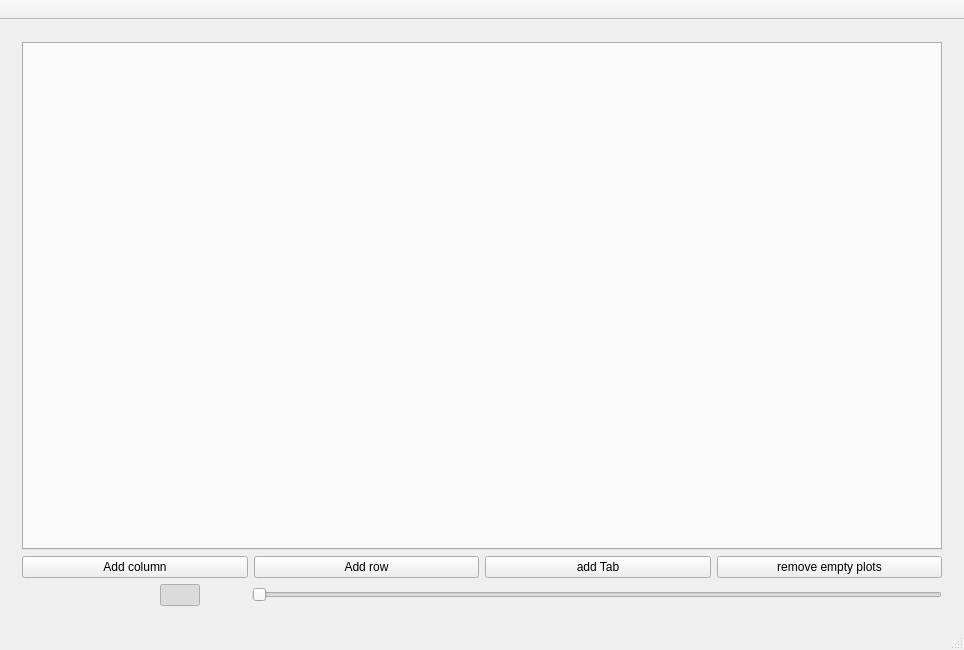
This is plotter_gui/mainwindow.ui in ziparker/PlotJuggler as Qt 5 draws it before an edit. The edited form follows.
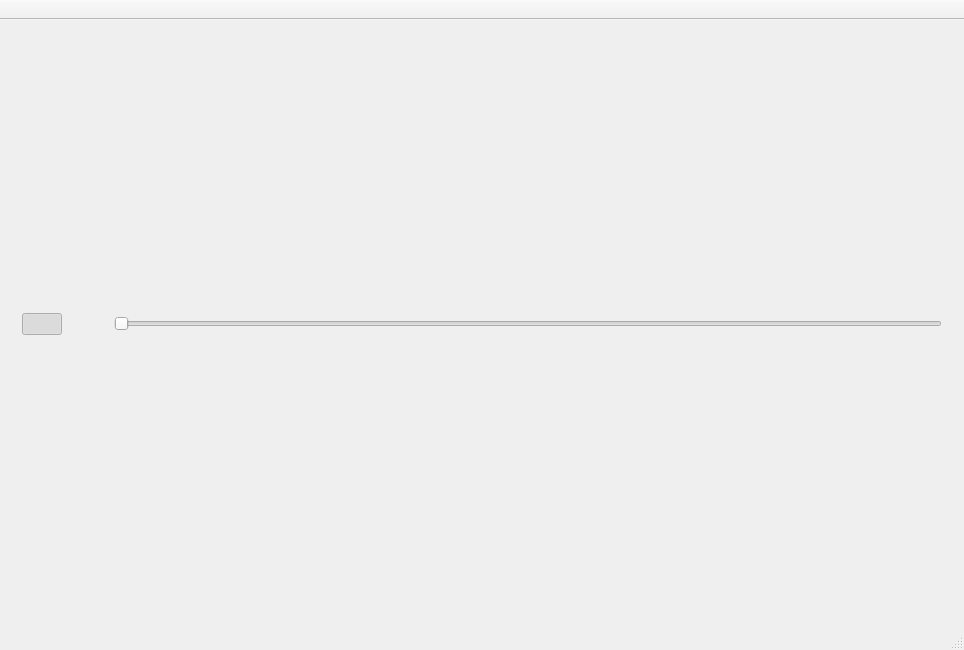
This is the edited form. Icons and pictures are not drawn.

```diff
--- a/plotter_gui/mainwindow.ui
+++ b/plotter_gui/mainwindow.ui
@@ -39,168 +39,15 @@
        <bool>false</bool>
       </property>
       <widget class="QWidget" name="layoutWidget">
-       <layout class="QVBoxLayout" name="centralLayout" stretch="0,0,0">
+       <layout class="QVBoxLayout" name="centralLayout" stretch="0">
         <property name="sizeConstraint">
          <enum>QLayout::SetMaximumSize</enum>
         </property>
-        <item>
-         <widget class="QTabWidget" name="tabWidget">
-          <property name="sizePolicy">
-           <sizepolicy hsizetype="Expanding" vsizetype="Expanding">
-            <horstretch>0</horstretch>
-            <verstretch>1</verstretch>
-           </sizepolicy>
-          </property>
-          <property name="autoFillBackground">
-           <bool>true</bool>
-          </property>
-          <property name="currentIndex">
-           <number>-1</number>
-          </property>
-          <property name="tabsClosable">
-           <bool>true</bool>
-          </property>
-          <property name="movable">
-           <bool>true</bool>
-          </property>
-         </widget>
-        </item>
-        <item>
-         <layout class="QHBoxLayout" name="controlsLayout">
-          <property name="sizeConstraint">
-           <enum>QLayout::SetMinimumSize</enum>
-          </property>
-          <item>
-           <widget class="QPushButton" name="pushAddColumn">
-            <property name="sizePolicy">
-             <sizepolicy hsizetype="Minimum" vsizetype="Minimum">
-              <horstretch>0</horstretch>
-              <verstretch>0</verstretch>
-             </sizepolicy>
-            </property>
-            <property name="minimumSize">
-             <size>
-              <width>0</width>
-              <height>20</height>
-             </size>
-            </property>
-            <property name="maximumSize">
-             <size>
-              <width>16777215</width>
-              <height>30</height>
-             </size>
-            </property>
-            <property name="text">
-             <string>Add column</string>
-            </property>
-           </widget>
-          </item>
-          <item>
-           <widget class="QPushButton" name="pushAddRow">
-            <property name="sizePolicy">
-             <sizepolicy hsizetype="Minimum" vsizetype="Minimum">
-              <horstretch>0</horstretch>
-              <verstretch>0</verstretch>
-             </sizepolicy>
-            </property>
-            <property name="maximumSize">
-             <size>
-              <width>16777215</width>
-              <height>30</height>
-             </size>
-            </property>
-            <property name="text">
-             <string>Add row</string>
-            </property>
-           </widget>
-          </item>
-          <item>
-           <widget class="QPushButton" name="addTabButton">
-            <property name="text">
-             <string>add Tab</string>
-            </property>
-           </widget>
-          </item>
-          <item>
-           <widget class="QPushButton" name="pushremoveEmpty">
-            <property name="enabled">
-             <bool>true</bool>
-            </property>
-            <property name="text">
-             <string>remove empty plots</string>
-            </property>
-           </widget>
-          </item>
-         </layout>
-        </item>
         <item>
          <layout class="QHBoxLayout" name="horizontalLayoutZoom">
           <property name="topMargin">
            <number>0</number>
           </property>
-          <item>
-           <widget class="QPushButton" name="pushButtonUndo">
-            <property name="text">
-             <string/>
-            </property>
-            <property name="icon">
-             <iconset resource="resource.qrc">
-              <normaloff>:/icons/resources/undo_32px.png</normaloff>:/icons/resources/undo_32px.png</iconset>
-            </property>
-            <property name="iconSize">
-             <size>
-              <width>26</width>
-              <height>26</height>
-             </size>
-            </property>
-            <property name="flat">
-             <bool>true</bool>
-            </property>
-           </widget>
-          </item>
-          <item>
-           <widget class="QPushButton" name="pushHorizontalResize">
-            <property name="text">
-             <string/>
-            </property>
-            <property name="icon">
-             <iconset resource="resource.qrc">
-              <normaloff>:/icons/resources/resize_horizontal.png</normaloff>:/icons/resources/resize_horizontal.png</iconset>
-            </property>
-            <property name="iconSize">
-             <size>
-              <width>30</width>
-              <height>30</height>
-             </size>
-            </property>
-            <property name="flat">
-             <bool>true</bool>
-            </property>
-           </widget>
-          </item>
-          <item>
-           <widget class="QPushButton" name="pushVerticalResize">
-            <property name="autoFillBackground">
-             <bool>false</bool>
-            </property>
-            <property name="text">
-             <string/>
-            </property>
-            <property name="icon">
-             <iconset resource="resource.qrc">
-              <normaloff>:/icons/resources/resize_vertical.png</normaloff>:/icons/resources/resize_vertical.png</iconset>
-            </property>
-            <property name="iconSize">
-             <size>
-              <width>30</width>
-              <height>30</height>
-             </size>
-            </property>
-            <property name="flat">
-             <bool>true</bool>
-            </property>
-           </widget>
-          </item>
           <item>
            <widget class="QPushButton" name="pushLinkHorizontalScale">
             <property name="text">
```
